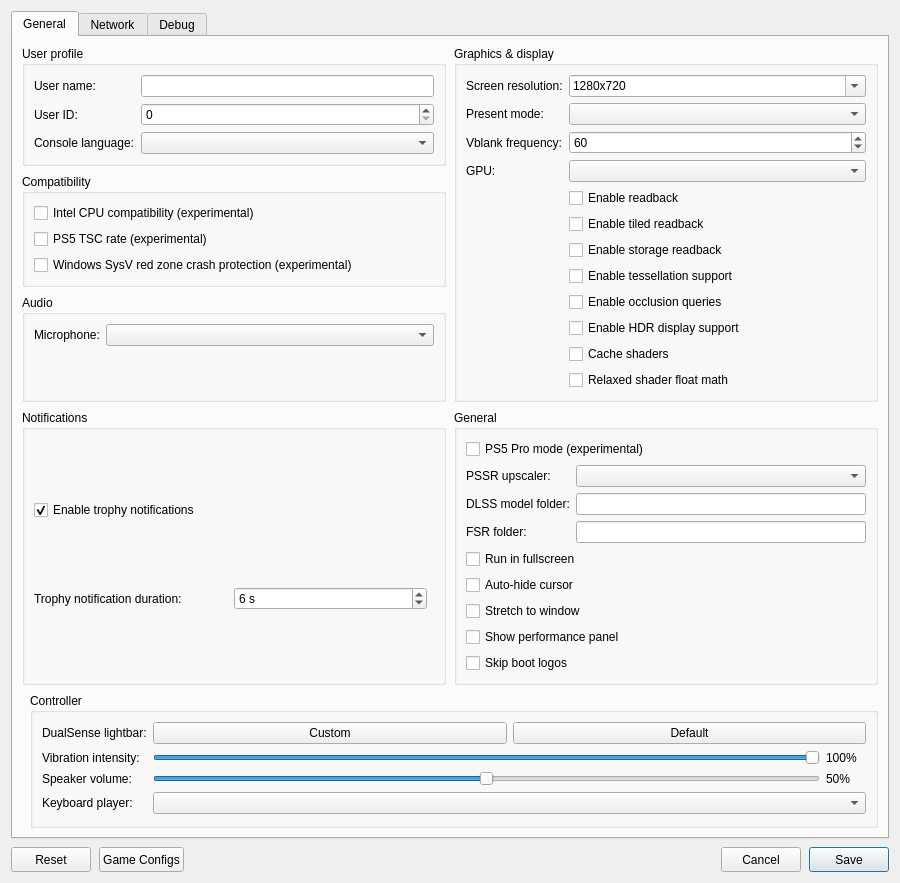
First picture: the form in src/launcher/forms/configuration_edit_dialog.ui, repository TheCruZ/KytyPS5-GTA, before the edit.
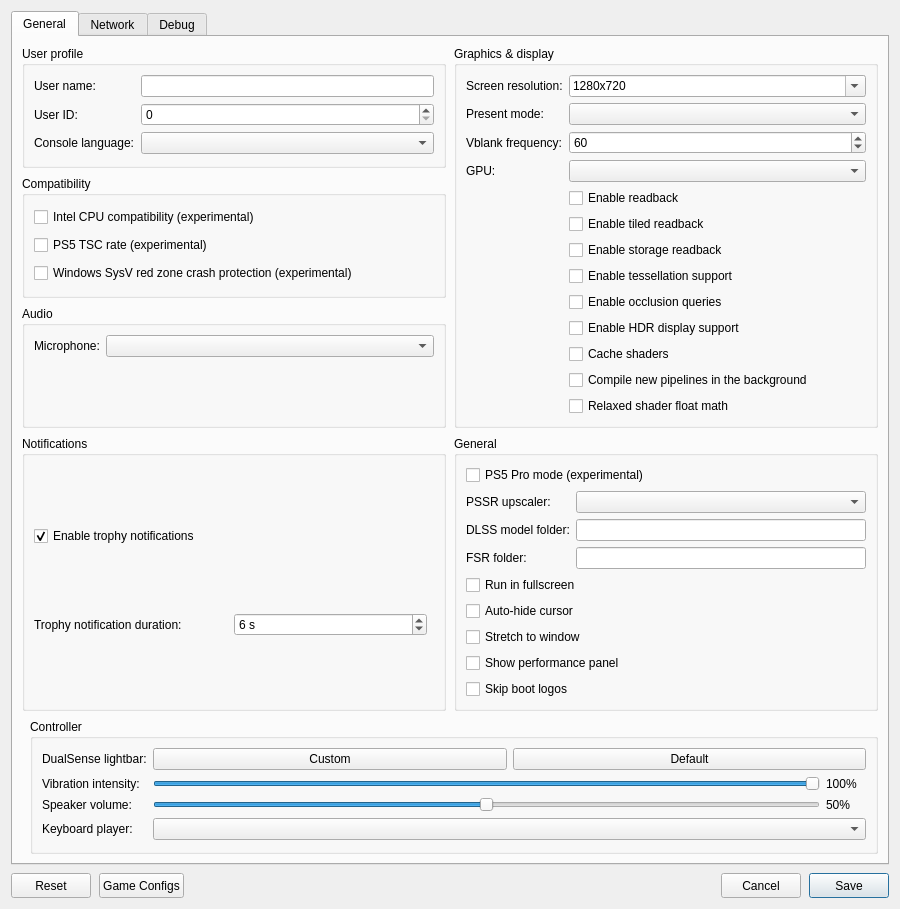
Second picture: the form after the edit. Custom widgets are drawn as their Qt base class.

Commit message: graphics: create new pipelines in the background and skip their draws

```diff
--- a/src/launcher/forms/configuration_edit_dialog.ui
+++ b/src/launcher/forms/configuration_edit_dialog.ui
@@ -204,6 +204,12 @@
              </widget>
             </item>
             <item row="12" column="1">
+             <widget class="QCheckBox" name="checkBox_async_pipelines">
+              <property name="toolTip"><string>Compile new pipelines in the background and skip the draws that need them meanwhile: an object may appear a moment late the first time it is seen, instead of the game stuttering.</string></property>
+              <property name="text"><string>Compile new pipelines in the background</string></property>
+             </widget>
+            </item>
+            <item row="13" column="1">
              <widget class="QCheckBox" name="checkBox_relaxed_shader_float">
               <property name="toolTip"><string>Use the host GPU's native float operations in shaders. Faster, but can be inaccurate.</string></property>
               <property name="text"><string>Relaxed shader float math</string></property>
```
The commit also changes 11 other files.
